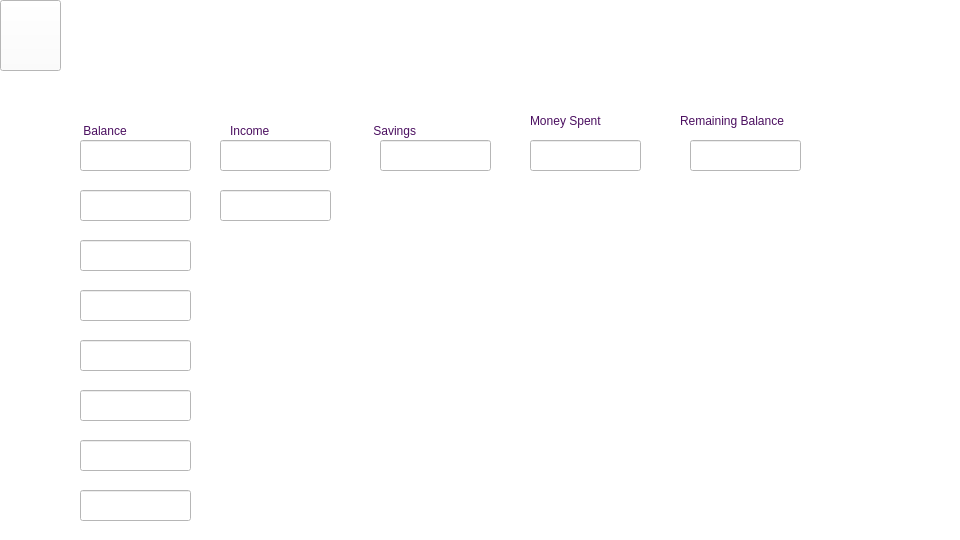
Nirjaraa/spendwise, file records.ui: the form before one commit.
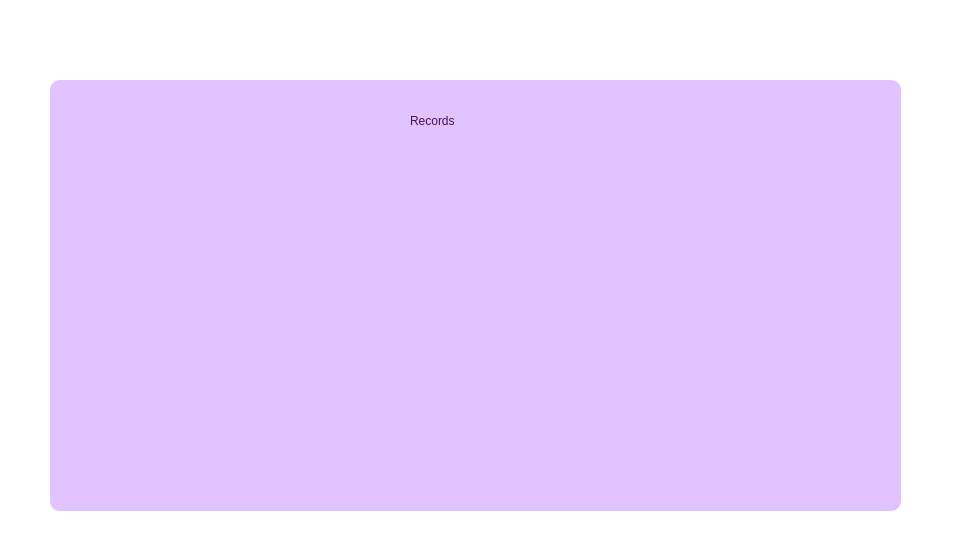
The form after the commit. Icons and pictures are not drawn.

What changed in the file:
```diff
--- a/records.ui
+++ b/records.ui
@@ -17,258 +17,76 @@
    <string notr="true">background-color:white;</string>
   </property>
   <widget class="QWidget" name="centralwidget">
-   <widget class="QLabel" name="editprofiletitle">
-    <property name="geometry">
-     <rect>
-      <x>60</x>
-      <y>0</y>
-      <width>901</width>
-      <height>71</height>
-     </rect>
-    </property>
-    <property name="styleSheet">
-     <string notr="true">border-image:url(:/resources/title.png);
-color:rgb(255, 255, 255);
- 
-font: 700 22pt &quot;Bahnschrift&quot;;
-
- </string>
-    </property>
-    <property name="text">
-     <string>PREVIOUS RECORDS</string>
-    </property>
-   </widget>
-   <widget class="QLabel" name="label_5">
-    <property name="geometry">
-     <rect>
-      <x>80</x>
-      <y>110</y>
-      <width>81</width>
-      <height>41</height>
-     </rect>
-    </property>
-    <property name="styleSheet">
-     <string notr="true">font: 14pt &quot;Bahnschrift&quot;;
- color:rgb(75,15,96);</string>
-    </property>
-    <property name="text">
-     <string> Balance</string>
-    </property>
-   </widget>
-   <widget class="QLabel" name="label_13">
-    <property name="geometry">
-     <rect>
-      <x>370</x>
-      <y>110</y>
-      <width>81</width>
-      <height>41</height>
-     </rect>
-    </property>
-    <property name="styleSheet">
-     <string notr="true">font: 14pt &quot;Bahnschrift&quot;;
- color:rgb(75,15,96);</string>
-    </property>
-    <property name="text">
-     <string> Savings</string>
-    </property>
-   </widget>
-   <widget class="QLabel" name="label_12">
-    <property name="geometry">
-     <rect>
-      <x>530</x>
-      <y>100</y>
-      <width>121</width>
-      <height>41</height>
-     </rect>
-    </property>
-    <property name="styleSheet">
-     <string notr="true">font: 14pt &quot;Bahnschrift&quot;;
- color:rgb(75,15,96);</string>
-    </property>
-    <property name="text">
-     <string>Money Spent</string>
-    </property>
-   </widget>
-   <widget class="QLabel" name="label_10">
-    <property name="geometry">
-     <rect>
-      <x>680</x>
-      <y>100</y>
-      <width>171</width>
-      <height>41</height>
-     </rect>
-    </property>
-    <property name="styleSheet">
-     <string notr="true">font: 14pt &quot;Bahnschrift&quot;;
- color:rgb(75,15,96);</string>
-    </property>
-    <property name="text">
-     <string>Remaining Balance</string>
-    </property>
-   </widget>
-   <widget class="QLabel" name="label_11">
-    <property name="geometry">
-     <rect>
-      <x>230</x>
-      <y>110</y>
-      <width>71</width>
-      <height>41</height>
-     </rect>
-    </property>
-    <property name="styleSheet">
-     <string notr="true">font: 14pt &quot;Bahnschrift&quot;;
- color:rgb(75,15,96);</string>
-    </property>
-    <property name="text">
-     <string>Income</string>
-    </property>
-   </widget>
-   <widget class="QLineEdit" name="lineEdit">
-    <property name="geometry">
-     <rect>
-      <x>80</x>
-      <y>140</y>
-      <width>111</width>
-      <height>31</height>
-     </rect>
-    </property>
-   </widget>
-   <widget class="QLineEdit" name="lineEdit_2">
-    <property name="geometry">
-     <rect>
-      <x>220</x>
-      <y>140</y>
-      <width>111</width>
-      <height>31</height>
-     </rect>
-    </property>
-   </widget>
-   <widget class="QLineEdit" name="lineEdit_3">
-    <property name="geometry">
-     <rect>
-      <x>380</x>
-      <y>140</y>
-      <width>111</width>
-      <height>31</height>
-     </rect>
-    </property>
-   </widget>
-   <widget class="QLineEdit" name="lineEdit_4">
-    <property name="geometry">
-     <rect>
-      <x>690</x>
-      <y>140</y>
-      <width>111</width>
-      <height>31</height>
-     </rect>
-    </property>
-   </widget>
-   <widget class="QLineEdit" name="lineEdit_5">
-    <property name="geometry">
-     <rect>
-      <x>530</x>
-      <y>140</y>
-      <width>111</width>
-      <height>31</height>
-     </rect>
-    </property>
-   </widget>
    <widget class="QPushButton" name="back">
     <property name="geometry">
      <rect>
-      <x>0</x>
-      <y>0</y>
-      <width>61</width>
-      <height>71</height>
+      <x>10</x>
+      <y>10</y>
+      <width>60</width>
+      <height>60</height>
      </rect>
     </property>
     <property name="styleSheet">
-     <string notr="true">image: url(:/resources/back.png);
-background-color:white;</string>
+     <string notr="true">image: url(:/resources/back.svg);
+background-color:transparent;
+border:none;</string>
     </property>
     <property name="text">
      <string/>
     </property>
    </widget>
-   <widget class="QLineEdit" name="lineEdit_6">
+   <widget class="QGroupBox" name="groupBox">
     <property name="geometry">
      <rect>
-      <x>80</x>
-      <y>190</y>
-      <width>111</width>
-      <height>31</height>
+      <x>50</x>
+      <y>80</y>
+      <width>851</width>
+      <height>431</height>
      </rect>
     </property>
-   </widget>
-   <widget class="QLineEdit" name="lineEdit_7">
-    <property name="geometry">
-     <rect>
-      <x>80</x>
-      <y>240</y>
-      <width>111</width>
-      <height>31</height>
-     </rect>
+    <property name="styleSheet">
+     <string notr="true">border-radius:10px;
+background-color:rgb(225,196,255);</string>
     </property>
-   </widget>
-   <widget class="QLineEdit" name="lineEdit_8">
-    <property name="geometry">
-     <rect>
-      <x>80</x>
-      <y>290</y>
-      <width>111</width>
-      <height>31</height>
-     </rect>
+    <property name="title">
+     <string/>
     </property>
-   </widget>
-   <widget class="QLineEdit" name="lineEdit_9">
-    <property name="geometry">
-     <rect>
-      <x>80</x>
-      <y>340</y>
-      <width>111</width>
-      <height>31</height>
-     </rect>
-    </property>
-   </widget>
-   <widget class="QLineEdit" name="lineEdit_10">
-    <property name="geometry">
-     <rect>
-      <x>80</x>
-      <y>390</y>
-      <width>111</width>
-      <height>31</height>
-     </rect>
-    </property>
-   </widget>
-   <widget class="QLineEdit" name="lineEdit_11">
-    <property name="geometry">
-     <rect>
-      <x>80</x>
-      <y>440</y>
-      <width>111</width>
-      <height>31</height>
-     </rect>
-    </property>
-   </widget>
-   <widget class="QLineEdit" name="lineEdit_12">
-    <property name="geometry">
-     <rect>
-      <x>80</x>
-      <y>490</y>
-      <width>111</width>
-      <height>31</height>
-     </rect>
-    </property>
-   </widget>
-   <widget class="QLineEdit" name="lineEdit_13">
-    <property name="geometry">
-     <rect>
-      <x>220</x>
-      <y>190</y>
-      <width>111</width>
-      <height>31</height>
-     </rect>
-    </property>
+    <widget class="QLabel" name="label">
+     <property name="geometry">
+      <rect>
+       <x>360</x>
+       <y>20</y>
+       <width>131</width>
+       <height>41</height>
+      </rect>
+     </property>
+     <property name="styleSheet">
+      <string notr="true">color: rgb(75, 15, 96);
+ border:transparent;
+font: 800 25pt &quot;Bahnschrift&quot;;
+</string>
+     </property>
+     <property name="text">
+      <string>Records</string>
+     </property>
+    </widget>
+    <widget class="QTableWidget" name="tableWidget">
+     <property name="geometry">
+      <rect>
+       <x>40</x>
+       <y>80</y>
+       <width>771</width>
+       <height>311</height>
+      </rect>
+     </property>
+     <property name="styleSheet">
+      <string notr="true">QTableView::section:horizontal{
+	font: 700 9pt &quot;Bahnschrift&quot;;
+	border: none;
+	background-color: white;
+}</string>
+     </property>
+    </widget>
    </widget>
   </widget>
  </widget>
```
